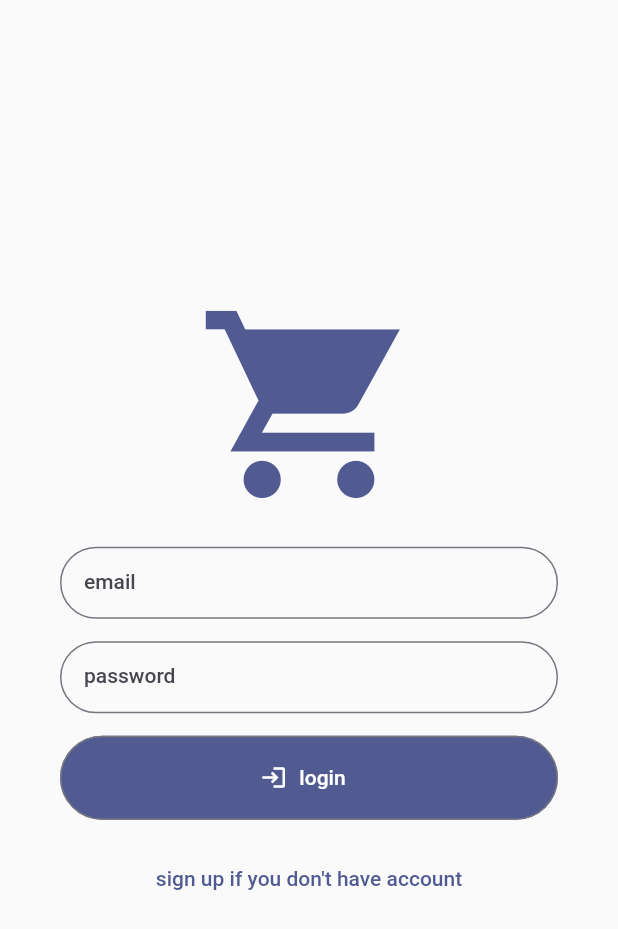
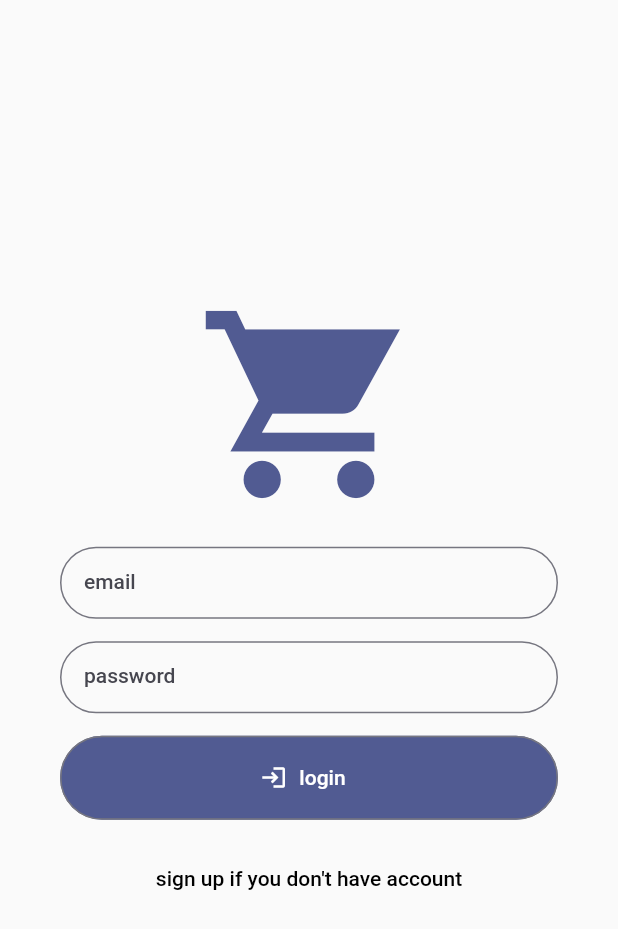
Before and after one commit to 7samasm/SudaFire, a Flutter app: the screen it shows after launch, on a phone screen of 412 x 824 dp. Shown: the top 929 px of the screen. Run offline on Flutter 3.47's test engine with Material 2 defaults, Android fonts, the phone set to English and light mode, and no system bars; our stand-ins replace cached_network_image, cloud_firestore, firebase_auth, firebase_core, firebase_storage, flutter_riverpod and 6 more; accounts and stored records are empty.

Commit message:
change foreground and text colors from primary to black and add some opcity to some text color

```diff
--- a/lib/main.dart
+++ b/lib/main.dart
@@ -44,13 +44,20 @@ class MyApp extends StatelessWidget {
         switchTheme: const SwitchThemeData(
           thumbColor: MaterialStatePropertyAll(Colors.cyan),
         ),
+        appBarTheme: const AppBarTheme().copyWith(
+          backgroundColor: const Color.fromARGB(255, 48, 48, 48),
+        ),
       );
       if (!ref.read(themeModeProvider.notifier).isDark) {
         theme = ThemeData().copyWith(
           colorScheme: kcolorScheme,
           appBarTheme: const AppBarTheme().copyWith(
-            backgroundColor: kcolorScheme.background,
-            foregroundColor: kcolorScheme.primary,
+            backgroundColor: Theme.of(context).scaffoldBackgroundColor,
+          ),
+          textButtonTheme: TextButtonThemeData(
+            style: const ButtonStyle().copyWith(
+              foregroundColor: const MaterialStatePropertyAll(Colors.black),
+            ),
           ),
           useMaterial3: true,
         );
--- a/lib/screens/home/home_screen.dart
+++ b/lib/screens/home/home_screen.dart
@@ -30,8 +30,6 @@ final user = fireAuth.currentUser;
 AppBar _buildAppBar(BuildContext context) {
   print('_buildAppBar() called');
   return AppBar(
-    // backgroundColor:
-    // ref.read(themeModeProvider.notifier).isDark ? null : Colors.white,
     elevation: 0,
     actions: <Widget>[
       IconButton(
--- a/lib/screens/home/widgets/search/search_result.dart
+++ b/lib/screens/home/widgets/search/search_result.dart
@@ -98,10 +98,6 @@ class _SearchResultState extends State<SearchResult> {
                               },
                               icon: const Icon(Icons.check_circle_outline),
                               label: const Text('ok'),
-                              style: TextButton.styleFrom(
-                                  foregroundColor: Theme.of(context)
-                                      .colorScheme
-                                      .inverseSurface),
                             ),
                             content: Column(
                               children: [
--- a/lib/widgets/matreial_dialog.dart
+++ b/lib/widgets/matreial_dialog.dart
@@ -24,7 +24,7 @@ class MaterialDialog extends StatelessWidget {
         child: Container(
           padding: const EdgeInsets.symmetric(horizontal: kDefaultPadding),
           width: double.maxFinite,
-          height: 380,
+          height: 350,
           child: Card(
             child: Column(
               children: [
```
Also changed, not shown: lib/screens/cart/cart_screen.dart (+4 -4 lines), lib/screens/cart/widgets/cart_summary.dart (+6 -5 lines), lib/screens/details/details_screen.dart (+7 -4 lines), lib/widgets/product_card_item/product_item.dart (+5 -2 lines), lib/widgets/product_list_horizon_scroll/product_list_horizontal_scroll.dart (+5 -7 lines).
